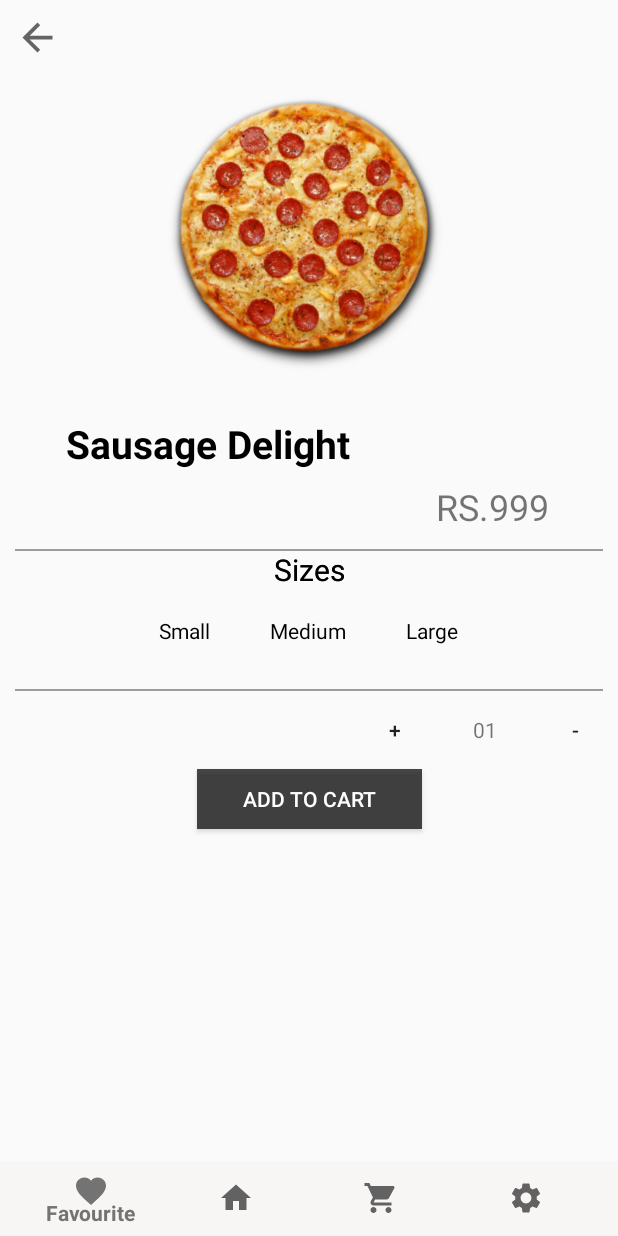
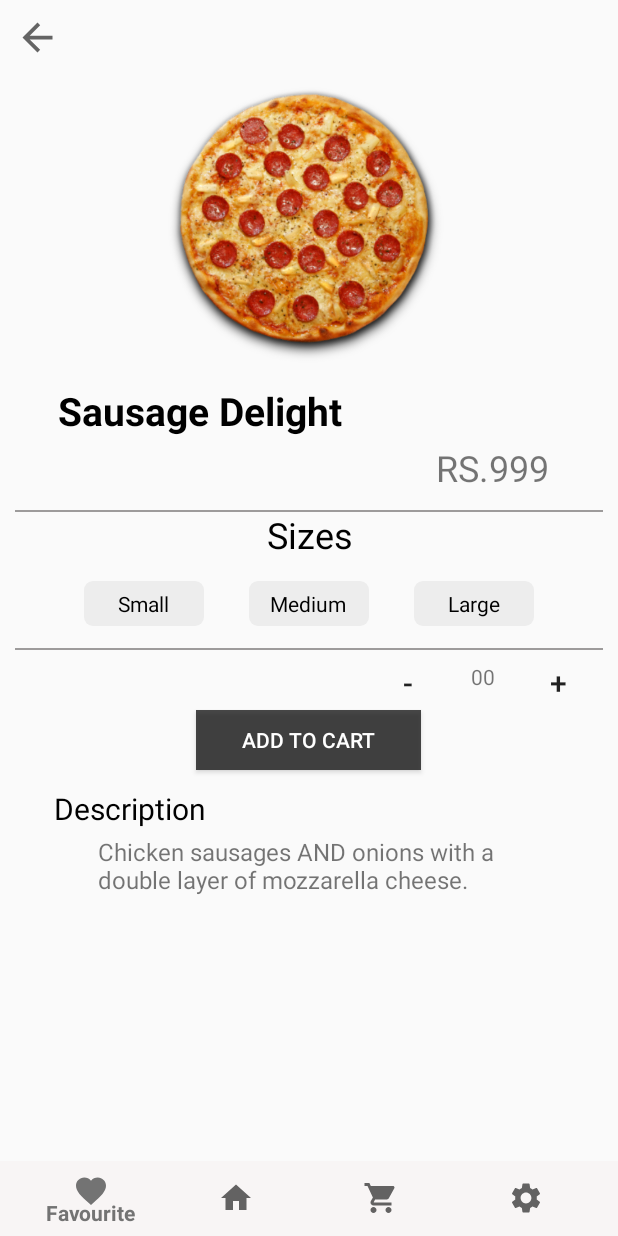
Before and after one commit to Bsewmina/MAD-Project, an Android app: the Pizza1_sausageDelight screen opened directly, with no data from a screen before it, on a phone screen of 412 x 824 dp. Run offline under Robolectric (Android 15) with nearby library versions, the phone set to English and light mode, and no system bars.

```diff
--- a/app/build.gradle
+++ b/app/build.gradle
@@ -1,4 +1,5 @@
 apply plugin: 'com.android.application'
+apply plugin: 'com.google.gms.google-services'
 
 android {
     compileSdkVersion 30
@@ -31,6 +32,7 @@ dependencies {
     implementation 'com.google.android.material:material:1.2.0'
     implementation 'androidx.legacy:legacy-support-v4:1.0.0'
     implementation 'de.hdodenhof:circleimageview:3.0.0'
+    implementation 'com.google.firebase:firebase-database:19.4.0'
     testImplementation 'junit:junit:4.12'
     androidTestImplementation 'androidx.test.ext:junit:1.1.1'
     androidTestImplementation 'androidx.test.espresso:espresso-core:3.2.0'
--- /dev/null
+++ b/app/src/main/res/drawable/radio_nomal.xml
@@ -0,0 +1,6 @@
+<?xml version="1.0" encoding="utf-8"?>
+<shape android:shape="rectangle" xmlns:android="http://schemas.android.com/apk/res/android">
+
+    <solid android:color="#EDEDED"/>
+    <corners android:radius="6dp"/>
+</shape>
--- /dev/null
+++ b/app/src/main/res/drawable/radio_selected.xml
@@ -0,0 +1,6 @@
+<?xml version="1.0" encoding="utf-8"?>
+<shape android:shape="rectangle" xmlns:android="http://schemas.android.com/apk/res/android">
+
+    <solid android:color="#989898"/>
+    <corners android:radius="6dp"/>
+</shape>
--- /dev/null
+++ b/app/src/main/res/drawable/radio_selector.xml
@@ -0,0 +1,9 @@
+<?xml version="1.0" encoding="utf-8"?>
+<selector xmlns:android="http://schemas.android.com/apk/res/android">
+
+    <item android:state_checked="true"
+        android:drawable="@drawable/radio_selected"/>
+
+    <item android:state_checked="false"
+        android:drawable="@drawable/radio_nomal"/>
+</selector>
--- a/app/src/main/res/layout/activity_home.xml
+++ b/app/src/main/res/layout/activity_home.xml
@@ -58,7 +58,8 @@
                 android:id="@+id/scrollView3"
                 android:layout_width="match_parent"
                 android:layout_height="547dp"
-                app:layout_constraintTop_toBottomOf="@id/topLinearLay">
+                app:layout_constraintTop_toBottomOf="@id/topLinearLay"
+                app:layout_constraintBottom_toTopOf="@+id/botomRelativeLay">
 
                 <LinearLayout
                     android:layout_width="match_parent"
@@ -261,7 +262,9 @@
         android:id="@+id/botomRelativeLay"
         android:layout_width="match_parent"
         android:layout_height="50dp"
-        app:layout_constraintBottom_toBottomOf="@id/linearLayout">
+        app:layout_constraintBottom_toBottomOf="@id/linearLayout"
+        app:layout_constraintEnd_toEndOf="parent"
+        app:layout_constraintStart_toStartOf="parent">
 
 
         <com.google.android.material.bottomnavigation.BottomNavigationView
--- a/app/src/main/res/layout/activity_pizza1_sausage_delight.xml
+++ b/app/src/main/res/layout/activity_pizza1_sausage_delight.xml
@@ -6,17 +6,7 @@
     android:layout_height="match_parent"
     tools:context=".Pizza1_sausageDelight">
 
-    <TextView
-        android:id="@+id/textView5"
-        android:layout_width="match_parent"
-        android:layout_height="wrap_content"
-        android:text="Sizes"
-        android:textAlignment="center"
-        android:textColor="#000"
-        android:textSize="20dp"
-        app:layout_constraintEnd_toEndOf="parent"
-        app:layout_constraintStart_toStartOf="parent"
-        app:layout_constraintTop_toTopOf="@+id/view" />
+
 
     <LinearLayout
         android:id="@+id/linearLayout2"
@@ -44,7 +34,7 @@
         android:id="@+id/imageView5"
         android:layout_width="200dp"
         android:layout_height="200dp"
-        android:layout_marginTop="8dp"
+        android:layout_marginTop="2dp"
         android:src="@drawable/pizza1"
         app:layout_constraintEnd_toEndOf="parent"
         app:layout_constraintHorizontal_bias="0.497"
@@ -55,13 +45,13 @@
         android:id="@+id/textView"
         android:layout_width="wrap_content"
         android:layout_height="wrap_content"
-        android:layout_marginTop="20dp"
+        android:layout_marginTop="4dp"
         android:text="@string/pizza1_name"
         android:textColor="#000"
-        android:textSize="26dp"
+        android:textSize="26sp"
         android:textStyle="bold"
         app:layout_constraintEnd_toEndOf="parent"
-        app:layout_constraintHorizontal_bias="0.198"
+        app:layout_constraintHorizontal_bias="0.175"
         app:layout_constraintStart_toStartOf="parent"
         app:layout_constraintTop_toBottomOf="@+id/imageView5" />
 
@@ -69,13 +59,15 @@
         android:id="@+id/textView2"
         android:layout_width="wrap_content"
         android:layout_height="wrap_content"
-        android:layout_marginTop="8dp"
+        android:layout_marginTop="4dp"
         android:text="@string/pizza1_price"
-        android:textSize="24dp"
+        android:textSize="24sp"
         app:layout_constraintEnd_toEndOf="parent"
         app:layout_constraintHorizontal_bias="0.863"
         app:layout_constraintStart_toStartOf="parent"
         app:layout_constraintTop_toBottomOf="@+id/textView" />
+
+
 
     <View
         android:id="@+id/view"
@@ -90,25 +82,25 @@
         app:layout_constraintStart_toStartOf="parent"
         app:layout_constraintTop_toBottomOf="@+id/textView2" />
 
+
     <TextView
         android:id="@+id/textView4"
         android:layout_width="match_parent"
         android:layout_height="wrap_content"
-        android:text="Sizes"
+        android:text="@string/sizes"
         android:textAlignment="center"
         android:textColor="#000"
-        android:textSize="20dp"
+        android:textSize="24sp"
         app:layout_constraintEnd_toEndOf="parent"
+        app:layout_constraintHorizontal_bias="0.0"
         app:layout_constraintStart_toStartOf="parent"
         app:layout_constraintTop_toTopOf="@+id/view" />
-
 
     <RadioGroup
         android:id="@+id/radioGroup"
         android:layout_width="match_parent"
-        android:layout_height="30dp"
+        android:layout_height="35dp"
         android:layout_marginTop="12dp"
-
         android:gravity="center"
         android:orientation="horizontal"
         app:layout_constraintEnd_toEndOf="parent"
@@ -118,24 +110,33 @@
 
 
         <RadioButton
-            android:layout_width="wrap_content"
+            android:id="@+id/size_small"
+            android:layout_width="80dp"
             android:layout_height="wrap_content"
+            android:textAlignment="center"
             android:button="@android:color/transparent"
+            android:background="@drawable/radio_selector"
             android:padding="5dp"
             android:text="Small" />
 
         <RadioButton
-            android:layout_width="wrap_content"
+            android:id="@+id/size_medium"
+            android:layout_width="80dp"
             android:layout_height="wrap_content"
             android:layout_marginLeft="30dp"
             android:layout_marginRight="30dp"
+            android:background="@drawable/radio_selector"
             android:button="@android:color/transparent"
             android:padding="5dp"
-            android:text="Medium" />
+            android:text="Medium"
+            android:textAlignment="center" />
 
         <RadioButton
-            android:layout_width="wrap_content"
+            android:id="@+id/size_large"
+            android:layout_width="80dp"
+            android:textAlignment="center"
             android:layout_height="wrap_content"
+            android:background="@drawable/radio_selector"
             android:button="@android:color/transparent"
             android:padding="5dp"
             android:text="Large" />
@@ -143,27 +144,29 @@
 
     </RadioGroup>
 
+
     <View
         android:id="@+id/view2"
         android:layout_width="match_parent"
         android:layout_height="1dp"
-        android:layout_marginTop="24dp"
+        android:layout_marginLeft="10dp"
+        android:layout_marginTop="12dp"
         android:layout_marginRight="10dp"
-        android:layout_marginLeft="10dp"
         android:background="#9D9B9B"
         android:textAlignment="center"
         app:layout_constraintEnd_toEndOf="parent"
+        app:layout_constraintHorizontal_bias="0.526"
         app:layout_constraintStart_toStartOf="parent"
         app:layout_constraintTop_toBottomOf="@+id/radioGroup" />
 
-
     <Button
-        android:id="@+id/itemBtn_incre"
+        android:id="@+id/itemBtn_dicre"
         android:layout_width="30dp"
         android:layout_height="20dp"
-        android:layout_marginEnd="20dp"
+        android:layout_marginEnd="10dp"
         android:background="@android:color/transparent"
-        android:text="+"
+        android:text="@string/minus"
+        android:textSize="20sp"
         app:layout_constraintEnd_toStartOf="@+id/textView7"
         app:layout_constraintTop_toTopOf="@+id/textView7" />
 
@@ -171,35 +174,63 @@
         android:id="@+id/textView7"
         android:layout_width="50dp"
         android:layout_height="20dp"
-        android:layout_marginTop="16dp"
+        android:layout_marginTop="8dp"
+        android:text="@string/_00"
         android:textAlignment="center"
-        android:text="01"
         app:layout_constraintEnd_toEndOf="parent"
-        app:layout_constraintHorizontal_bias="0.825"
+        app:layout_constraintHorizontal_bias="0.822"
         app:layout_constraintStart_toStartOf="parent"
         app:layout_constraintTop_toBottomOf="@+id/view2" />
 
     <Button
-        android:id="@+id/itemBtn_decre"
+        android:id="@+id/itemBtn_incre"
         android:layout_width="30dp"
         android:layout_height="20dp"
-        android:layout_marginStart="20dp"
+        android:layout_marginStart="10dp"
+        android:textSize="20dp"
         android:background="@android:color/transparent"
-        android:text="-"
+        android:text="@string/plus"
         app:layout_constraintStart_toEndOf="@+id/textView7"
         app:layout_constraintTop_toTopOf="@+id/textView7" />
 
     <Button
+        android:id="@+id/itemBtt_AddToCart"
         android:layout_width="150dp"
         android:layout_height="40dp"
-        android:layout_marginTop="16dp"
+        android:layout_marginTop="12dp"
         android:background="#C6151515"
         android:shadowColor="#000"
-        android:text="Add to Cart"
+        android:text="@string/add_to_cart"
         android:textColor="#FFFFFF"
         app:layout_constraintEnd_toEndOf="parent"
+        app:layout_constraintHorizontal_bias="0.498"
         app:layout_constraintStart_toStartOf="parent"
         app:layout_constraintTop_toBottomOf="@+id/textView7" />
+
+    <TextView
+        android:id="@+id/textView9"
+        android:layout_width="wrap_content"
+        android:layout_height="wrap_content"
+        android:layout_marginStart="36dp"
+        android:layout_marginTop="12dp"
+        android:text="@string/description"
+        android:textColor="#000"
+        android:textSize="20sp"
+        app:layout_constraintStart_toStartOf="parent"
+        app:layout_constraintTop_toBottomOf="@+id/itemBtt_AddToCart" />
+
+
+    <TextView
+        android:layout_width="300dp"
+        android:layout_height="wrap_content"
+        android:layout_marginTop="4dp"
+        android:text="@string/pizza1_descr"
+        android:textSize="16sp"
+        app:layout_constraintEnd_toEndOf="parent"
+        app:layout_constraintHorizontal_bias="0.585"
+        app:layout_constraintStart_toStartOf="parent"
+        app:layout_constraintTop_toBottomOf="@+id/textView9" />
+
 
     <RelativeLayout
         android:id="@+id/botomRelativeLay"
--- a/app/src/main/res/values/strings.xml
+++ b/app/src/main/res/values/strings.xml
@@ -43,6 +43,13 @@
     <string name="pizza2_price">RS.1200</string>
     <string name="pizza3_price">RS.800</string>
     <string name="pizza4_price">RS.710</string>
+    <string name="sizes">Sizes</string>
+    <string name="plus">+</string>
+    <string name="_00">00</string>
+    <string name="minus">-</string>
+    <string name="add_to_cart">Add to Cart</string>
+    <string name="description">Description</string>
+    <string name="pizza1_descr">Chicken sausages AND onions with a double layer of mozzarella cheese.</string>
 
 
 </resources>
--- a/build.gradle
+++ b/build.gradle
@@ -6,6 +6,7 @@ buildscript {
     }
     dependencies {
         classpath "com.android.tools.build:gradle:4.0.0"
+        classpath 'com.google.gms:google-services:4.3.3'
 
         // NOTE: Do not place your application dependencies here; they belong
         // in the individual module build.gradle files
```
Also changed, not shown: 1 other file.
